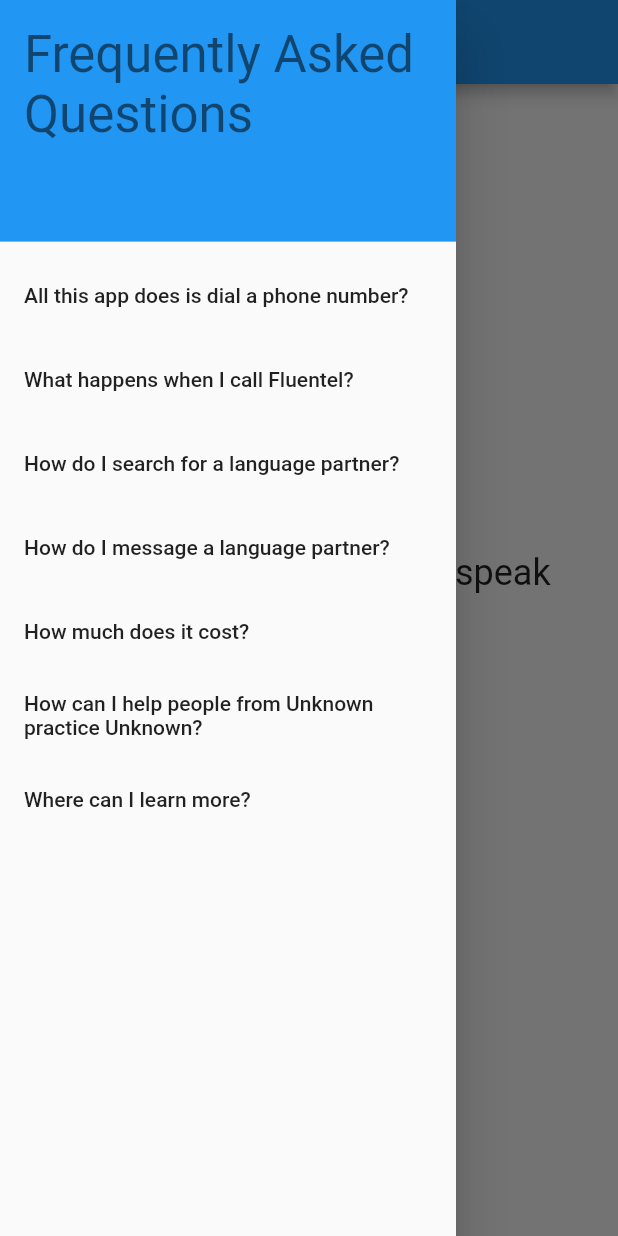
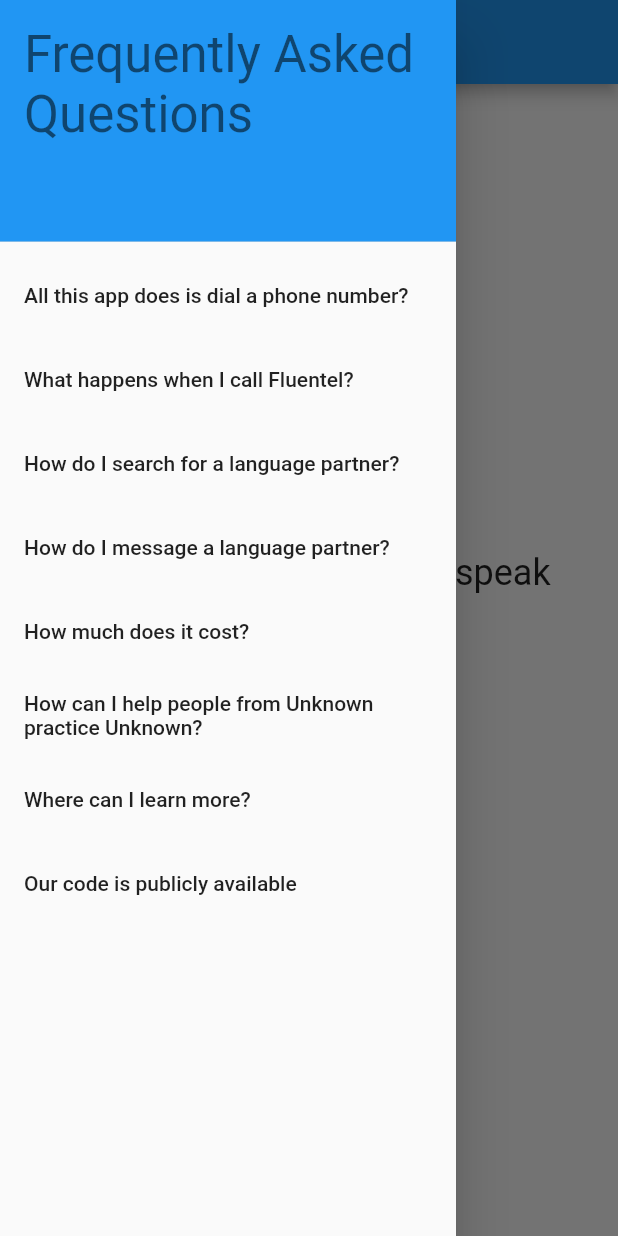
Before and after one commit to rnd-rbn/fluentel, a Flutter app: the screen it shows after launch, with the side drawer open, on a phone screen of 412 x 824 dp. Run offline on Flutter 3.47's test engine with Material 2 defaults, Android fonts, the light colour scheme and no system bars; missing offline and left inert: flutter_sim_country_code; generated files the repository leaves out were written again.

Commit message:
GH-18 code is publicly available (#23)

```diff
--- a/lib/l10n/app_en.arb
+++ b/lib/l10n/app_en.arb
@@ -1,4 +1,5 @@
 {
+    "generateTranslations": "flutter gen-l10n",
     "frequentlyAskedQuestions": "Frequently Asked Questions",
     "faqAppOnlyCallsANumber": "All this app does is dial a phone number?",
     "faqAppOnlyCallsANumberAnswer": "Yes! Fluentel is a language partner phone hotline. Call the phone number any time you want to practice speaking {targetLanguage} and it will try to connect you with a native speaker from {targetCountry}.",
@@ -54,6 +55,7 @@
             }
         },
     "faqWhereCanILearnMore": "Where can I learn more?",
+    "faqWhereIsTheCode": "Our code is publicly available",
     "tapToFindALanguagePartner": "Tap to find a language partner",
     "tapToHelpOthers": "Tap to help {targetPopulation} speak {myLanguage}",
     "@tapToHelpOthers": {
--- a/lib/l10n/app_es.arb
+++ b/lib/l10n/app_es.arb
@@ -1,4 +1,5 @@
 {
+    "generateTranslations": "flutter gen-l10n",
     "frequentlyAskedQuestions": "Preguntas Frecuentes",
     "faqAppOnlyCallsANumber": "¿Esta aplicación solo marca un número de teléfono?",
     "faqAppOnlyCallsANumberAnswer": "¡Sí! Fluentel es una línea telefónica directa para compañeros de idiomas. Llame al número de teléfono en cualquier momento que desee practicar hablar {targetLanguage} y tratará de conectarlo con un hablante nativo de {targetCountry}.",
@@ -54,6 +55,7 @@
             }
         },
     "faqWhereCanILearnMore": "¿Dónde puedo aprender más?",
+    "faqWhereIsTheCode": "Nuestro código se publica",
     "tapToFindALanguagePartner": "Toca para encontrar un compañero de idioma",
     "tapToHelpOthers": "Toca para ayudar a los {targetPopulation} a hablar {myLanguage}",
     "@tapToHelpOthers": {
--- a/lib/main.dart
+++ b/lib/main.dart
@@ -218,6 +218,14 @@
                 title: Text(AppLocalizations.of(context)!.faqWhereCanILearnMore),
               ),
             ),
+            Tooltip(
+              triggerMode: TooltipTriggerMode.tap,
+              showDuration: const Duration(seconds: 60),
+              message: 'https://call.fluen.tel/github',
+              child: ListTile(
+                title: Text(AppLocalizations.of(context)!.faqWhereIsTheCode),
+              ),
+            ),
           ],
         ),
       ),
```
